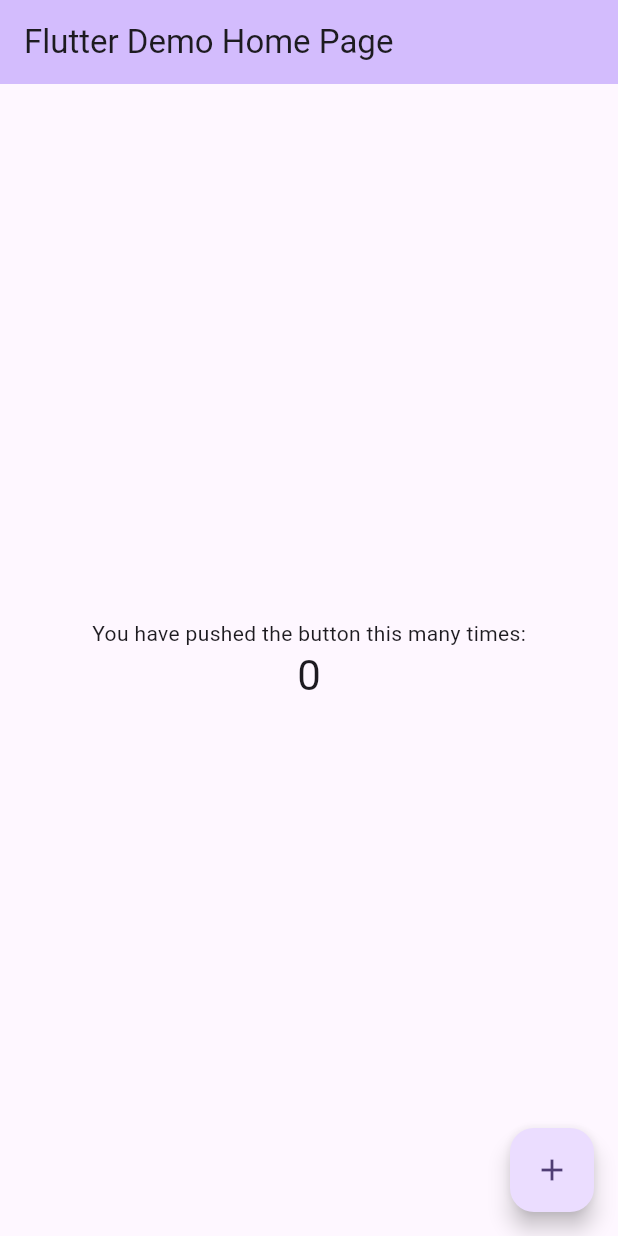
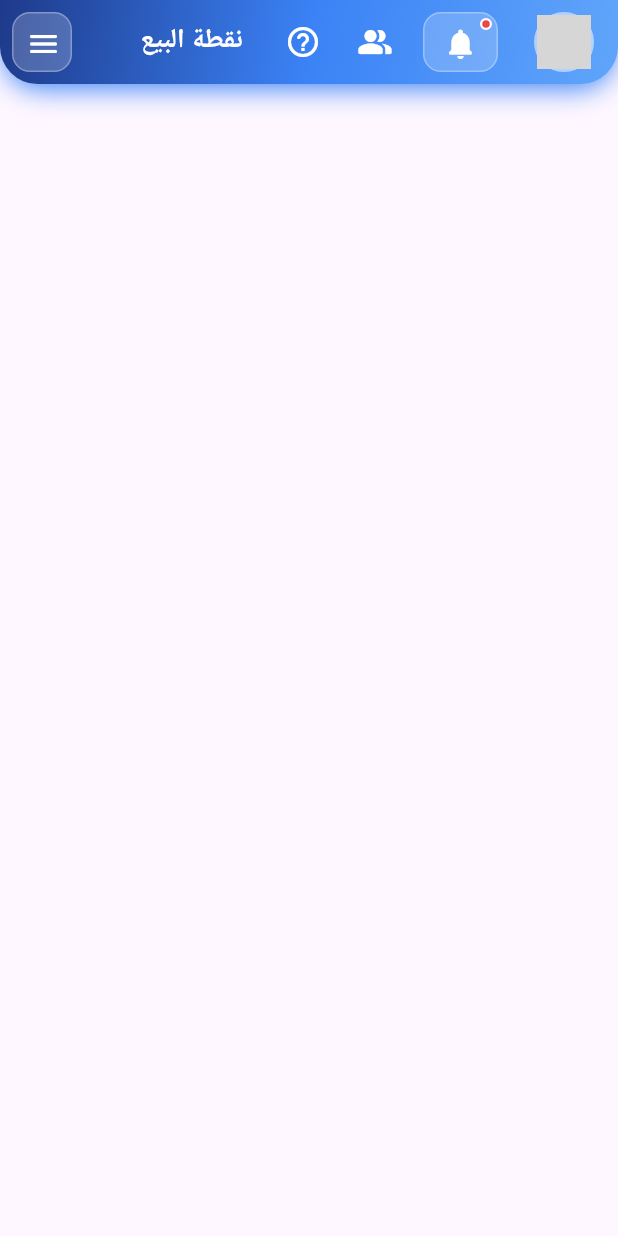
Before and after one commit to anassakera/amrts_manager, a Flutter app: the screen it shows after launch, on a phone screen of 412 x 824 dp. Run offline on Flutter 3.47's test engine with Material 3 defaults, Android fonts, the light colour scheme and no system bars; grey boxes are pictures that could not be loaded.

Commit message:
commit_1

```diff
--- /dev/null
+++ b/lib/core/imports.dart
@@ -0,0 +1,5 @@
+export 'package:flutter/material.dart';
+
+
+// widgets
+export '../widgets/home_screen_widgets.dart';
--- /dev/null
+++ b/lib/home_screen.dart
@@ -0,0 +1,313 @@
+import '../../core/imports.dart';
+
+class HomeScreen extends StatefulWidget {
+  const HomeScreen({super.key});
+
+  @override
+  State<HomeScreen> createState() => _HomeScreenState();
+}
+
+class _HomeScreenState extends State<HomeScreen> with TickerProviderStateMixin {
+  late TabController _tabController;
+  int _selectedIndex = 0;
+
+  // late GlobalKey<State<SalesInterfaceScreen>> _salesInterfaceKey;
+  // late GlobalKey<State<ProductManagementScreen>> _productManagementKey;
+  // late List<Widget> _screens;
+
+  // قائمة بأسماء الشاشات
+  final List<String> _screenTitles = [
+    'نقطة البيع',
+    'إدارة المنتجات',
+    'فواتير المبيعات',
+    'فواتير الشراء',
+    'التقارير والإحصائيات',
+  ];
+
+  @override
+  void initState() {
+    super.initState();
+    // _salesInterfaceKey = GlobalKey<State<SalesInterfaceScreen>>();
+    // _productManagementKey = GlobalKey<State<ProductManagementScreen>>();
+    // _screens = [
+    //   SalesInterfaceScreen(key: _salesInterfaceKey),
+    //   ProductManagementScreen(key: _productManagementKey),
+    //   const SalesInvoicesScreen(),
+    //   const PurchaseInvoicesScreen(),
+    //   const ReportsScreen(),
+    // ];
+    _tabController = TabController(length: 5, vsync: this);
+    _tabController.addListener(() {
+      setState(() {
+        _selectedIndex = _tabController.index;
+      });
+    });
+  }
+
+  @override
+  void dispose() {
+    _tabController.dispose();
+    super.dispose();
+  }
+
+  // دالة للحصول على عنوان الشاشة الحالية
+  String _getCurrentScreenTitle() {
+    return _screenTitles[_selectedIndex];
+  }
+
+  @override
+  Widget build(BuildContext context) {
+    return Scaffold(
+      // drawer: DrawerScreen(
+      //   onNavigationItemSelected: (index) {
+      //     setState(() {
+      //       _selectedIndex = index;
+      //       _tabController.animateTo(index);
+      //     });
+      //   },
+      // ),
+      appBar: AppBar(
+        backgroundColor: Colors.transparent,
+        elevation: 0,
+        centerTitle: true,
+        flexibleSpace: Container(
+          decoration: const BoxDecoration(
+            gradient: LinearGradient(
+              colors: [
+                Color(0xFF1E3A8A), // أزرق داكن عميق
+                Color(0xFF3B82F6), // أزرق متوسط
+                Color(0xFF60A5FA), // أزرق فاتح
+              ],
+              begin: Alignment.topLeft,
+              end: Alignment.bottomRight,
+            ),
+            borderRadius: BorderRadius.only(
+              bottomLeft: Radius.circular(25),
+              bottomRight: Radius.circular(25),
+            ),
+            boxShadow: [
+              BoxShadow(
+                color: Color(0xFF3B82F6),
+                blurRadius: 15,
+                offset: Offset(0, 5),
+                spreadRadius: -2,
+              ),
+            ],
+          ),
+        ),
+        leading: Container(
+          margin: const EdgeInsets.all(8),
+          decoration: BoxDecoration(
+            color: Colors.white.withValues(alpha: 0.2),
+            borderRadius: BorderRadius.circular(12),
+            border: Border.all(
+              color: Colors.white.withValues(alpha: 0.3),
+              width: 1,
+            ),
+          ),
+          child: Builder(
+            builder: (context) => IconButton(
+              icon: const Icon(
+                Icons.menu_rounded,
+                color: Colors.white,
+                size: 24,
+              ),
+              onPressed: () {
+                Scaffold.of(context).openDrawer();
+              },
+            ),
+          ),
+        ),
+        title: Column(
+          crossAxisAlignment: CrossAxisAlignment.center,
+          mainAxisAlignment: MainAxisAlignment.center,
+          children: [
+            Text(
+              _getCurrentScreenTitle(),
+              style: const TextStyle(
+                color: Colors.white,
+                fontSize: 18,
+                fontWeight: FontWeight.w700,
+                letterSpacing: 0.5,
+              ),
+              textAlign: TextAlign.center,
+              overflow: TextOverflow.ellipsis,
+            ),
+          ],
+        ),
+        actions: [
+          // Help button
+          IconButton(
+            icon: const Icon(
+              Icons.help_outline_rounded,
+              color: Colors.white,
+              size: 24,
+            ),
+            tooltip: 'مساعدة',
+            onPressed: () {
+              // if (_selectedIndex == 0 &&
+              //     _salesInterfaceKey.currentState != null) {
+              //   final dynamic state = _salesInterfaceKey.currentState;
+              //   state.showTutorialIfNeeded();
+              // } else if (_selectedIndex == 1 &&
+              //     _productManagementKey.currentState != null) {
+              //   final dynamic state = _productManagementKey.currentState;
+              //   state.showTutorialIfNeeded();
+              // } else {
+              //   ScaffoldMessenger.of(context).showSnackBar(
+              //     const SnackBar(
+              //       content: Text(
+              //         'المساعدة متوفرة فقط في شاشة نقطة البيع أو إدارة المنتجات',
+              //       ),
+              //       backgroundColor: Color(0xFF3B82F6),
+              //     ),
+              //   );
+              // }
+            },
+          ),
+          IconButton(
+            icon: const Icon(
+              Icons.people_alt_rounded,
+              color: Colors.white,
+              size: 24,
+            ),
+            tooltip: 'العملاء',
+            onPressed: () {
+              // Navigator.push(
+              //   context,
+              //   MaterialPageRoute(
+              //     builder: (context) => const CustomerManagementScreen(),
+              //   ),
+              // );
+            },
+          ),
+          Container(
+            margin: const EdgeInsets.only(right: 8),
+            child: Stack(
+              children: [
+                Container(
+                  margin: const EdgeInsets.all(8),
+                  decoration: BoxDecoration(
+                    color: Colors.white.withValues(alpha: 0.2),
+                    borderRadius: BorderRadius.circular(12),
+                    border: Border.all(
+                      color: Colors.white.withValues(alpha: 0.3),
+                      width: 1,
+                    ),
+                  ),
+                  child: IconButton(
+                    icon: const Icon(
+                      Icons.notifications_rounded,
+                      color: Colors.white,
+                      size: 24,
+                    ),
+                    onPressed: () {
+                      // Navigator.push(
+                      //   context,
+                      //   MaterialPageRoute(
+                      //     builder: (context) => const NotificationsScreen(),
+                      //   ),
+                      // );
+                    },
+                  ),
+                ),
+                // نقطة الإشعار
+                Positioned(
+                  right: 12,
+                  top: 12,
+                  child: Container(
+                    width: 8,
+                    height: 8,
+                    decoration: BoxDecoration(
+                      color: const Color(0xFFEF4444),
+                      shape: BoxShape.circle,
+                      border: Border.all(color: Colors.white, width: 1.5),
+                    ),
+                  ),
+                ),
+              ],
+            ),
+          ),
+          Container(
+            margin: const EdgeInsets.only(right: 16, left: 8),
+            child: Container(
+              width: 40,
+              height: 40,
+              decoration: BoxDecoration(
+                color: Colors.white.withValues(alpha: 0.2),
+                borderRadius: BorderRadius.circular(20),
+                border: Border.all(
+                  color: Colors.white.withValues(alpha: 0.4),
+                  width: 2,
+                ),
+              ),
+              child: Material(
+                color: Colors.transparent,
+                child: InkWell(
+                  borderRadius: BorderRadius.circular(18),
+                  onTap: () {
+                    // Navigator.push(
+                    //   context,
+                    //   MaterialPageRoute(
+                    //     builder: (context) => const ProfileScreen(),
+                    //   ),
+                    // );
+                  },
+                  child: ClipRRect(
+                    borderRadius: BorderRadius.circular(18),
+                    child: Image.asset(
+                      'assets/images/photo.jpg',
+                      fit: BoxFit.cover,
+                      errorBuilder: (context, error, stackTrace) {
+                        return const Icon(
+                          Icons.person_rounded,
+                          color: Colors.white,
+                          size: 24,
+                        );
+                      },
+                    ),
+                  ),
+                ),
+              ),
+            ),
+          ),
+        ],
+        bottom: MediaQuery.of(context).size.width > 768
+            ? PreferredSize(
+                preferredSize: const Size.fromHeight(70),
+                child: Column(
+                  children: [
+                    // TabBar
+                    Container(
+                      margin: const EdgeInsets.symmetric(horizontal: 15),
+                      child: _buildTabBar(),
+                    ),
+                    const SizedBox(height: 10),
+                  ],
+                ),
+              )
+            : null,
+        shape: const RoundedRectangleBorder(
+          borderRadius: BorderRadius.only(
+            bottomLeft: Radius.circular(25),
+            bottomRight: Radius.circular(25),
+          ),
+        ),
+      ),
+      body: Column(children: [
+        // Expanded(child: _screens[_selectedIndex])
+
+        ]),
+    );
+  }
+
+  Widget _buildTabBar() {
+    return HomeScreenWidgets.buildCustomTabBar(_tabController, [
+      HomeScreenWidgets.buildCustomTab(Icons.shopping_cart, 'نقطة البيع'),
+      HomeScreenWidgets.buildCustomTab(Icons.inventory, 'المنتجات'),
+      HomeScreenWidgets.buildCustomTab(Icons.receipt, 'فواتير المبيعات'),
+      HomeScreenWidgets.buildCustomTab(Icons.receipt_long, 'فواتير الشراء'),
+      HomeScreenWidgets.buildCustomTab(Icons.bar_chart, 'التقارير'),
+    ]);
+  }
+}
--- a/lib/main.dart
+++ b/lib/main.dart
@@ -1,3 +1,4 @@
+import 'package:amrts_manager/home_screen.dart';
 import 'package:flutter/material.dart';
 
 void main() {
@@ -7,116 +8,12 @@ void main() {
 class MyApp extends StatelessWidget {
   const MyApp({super.key});
 
-  // This widget is the root of your application.
   @override
   Widget build(BuildContext context) {
     return MaterialApp(
-      title: 'Flutter Demo',
-      theme: ThemeData(
-        // This is the theme of your application.
-        //
-        // TRY THIS: Try running your application with "flutter run". You'll see
-        // the application has a purple toolbar. Then, without quitting the app,
-        // try changing the seedColor in the colorScheme below to Colors.green
-        // and then invoke "hot reload" (save your changes or press the "hot
-        // reload" button in a Flutter-supported IDE, or press "r" if you used
-        // the command line to start the app).
-        //
-        // Notice that the counter didn't reset back to zero; the application
-        // state is not lost during the reload. To reset the state, use hot
-        // restart instead.
-        //
-        // This works for code too, not just values: Most code changes can be
-        // tested with just a hot reload.
-        colorScheme: ColorScheme.fromSeed(seedColor: Colors.deepPurple),
-      ),
-      home: const MyHomePage(title: 'Flutter Demo Home Page'),
+      debugShowCheckedModeBanner: false,
+
+      home: const HomeScreen(),
     );
   }
 }
-
-class MyHomePage extends StatefulWidget {
-  const MyHomePage({super.key, required this.title});
-
-  // This widget is the home page of your application. It is stateful, meaning
-  // that it has a State object (defined below) that contains fields that affect
-  // how it looks.
-
-  // This class is the configuration for the state. It holds the values (in this
-  // case the title) provided by the parent (in this case the App widget) and
-  // used by the build method of the State. Fields in a Widget subclass are
-  // always marked "final".
-
-  final String title;
-
-  @override
-  State<MyHomePage> createState() => _MyHomePageState();
-}
-
-class _MyHomePageState extends State<MyHomePage> {
-  int _counter = 0;
-
-  void _incrementCounter() {
-    setState(() {
-      // This call to setState tells the Flutter framework that something has
-      // changed in this State, which causes it to rerun the build method below
-      // so that the display can reflect the updated values. If we changed
-      // _counter without calling setState(), then the build method would not be
-      // called again, and so nothing would appear to happen.
-      _counter++;
-    });
-  }
-
-  @override
-  Widget build(BuildContext context) {
-    // This method is rerun every time setState is called, for instance as done
-    // by the _incrementCounter method above.
-    //
-    // The Flutter framework has been optimized to make rerunning build methods
-    // fast, so that you can just rebuild anything that needs updating rather
-    // than having to individually change instances of widgets.
-    return Scaffold(
-      appBar: AppBar(
-        // TRY THIS: Try changing the color here to a specific color (to
-        // Colors.amber, perhaps?) and trigger a hot reload to see the AppBar
-        // change color while the other colors stay the same.
-        backgroundColor: Theme.of(context).colorScheme.inversePrimary,
-        // Here we take the value from the MyHomePage object that was created by
-        // the App.build method, and use it to set our appbar title.
-        title: Text(widget.title),
-      ),
-      body: Center(
-        // Center is a layout widget. It takes a single child and positions it
-        // in the middle of the parent.
-        child: Column(
-          // Column is also a layout widget. It takes a list of children and
-          // arranges them vertically. By default, it sizes itself to fit its
-          // children horizontally, and tries to be as tall as its parent.
-          //
-          // Column has various properties to control how it sizes itself and
-          // how it positions its children. Here we use mainAxisAlignment to
-          // center the children vertically; the main axis here is the vertical
-          // axis because Columns are vertical (the cross axis would be
-          // horizontal).
-          //
-          // TRY THIS: Invoke "debug painting" (choose the "Toggle Debug Paint"
-          // action in the IDE, or press "p" in the console), to see the
-          // wireframe for each widget.
-          mainAxisAlignment: MainAxisAlignment.center,
-          children: <Widget>[
-            const Text('You have pushed the button this many times:'),
-            Text(
-              '$_counter',
-              style: Theme.of(context).textTheme.headlineMedium,
-            ),
-          ],
-        ),
-      ),
-      floatingActionButton: FloatingActionButton(
-        onPressed: _incrementCounter,
-        tooltip: 'Increment',
-        child: const Icon(Icons.add),
-      ), // This trailing comma makes auto-formatting nicer for build methods.
-    );
-  }
-}
```
Also changed, not shown: lib/widgets/home_screen_widgets.dart (added, +74 -0 lines).
